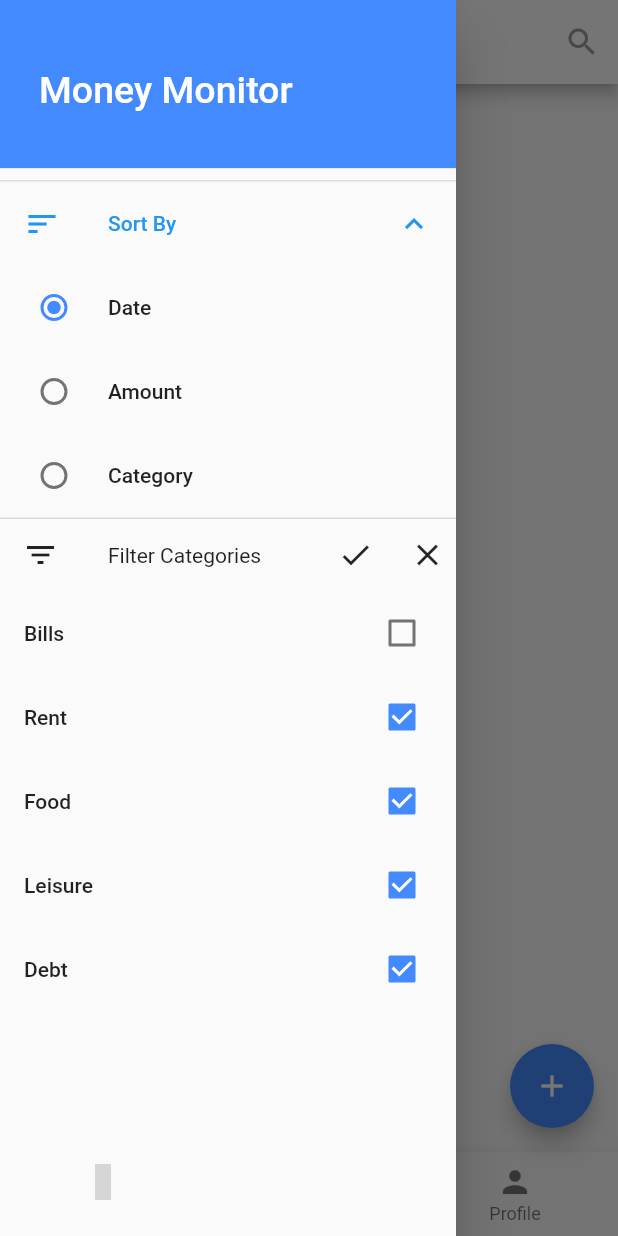
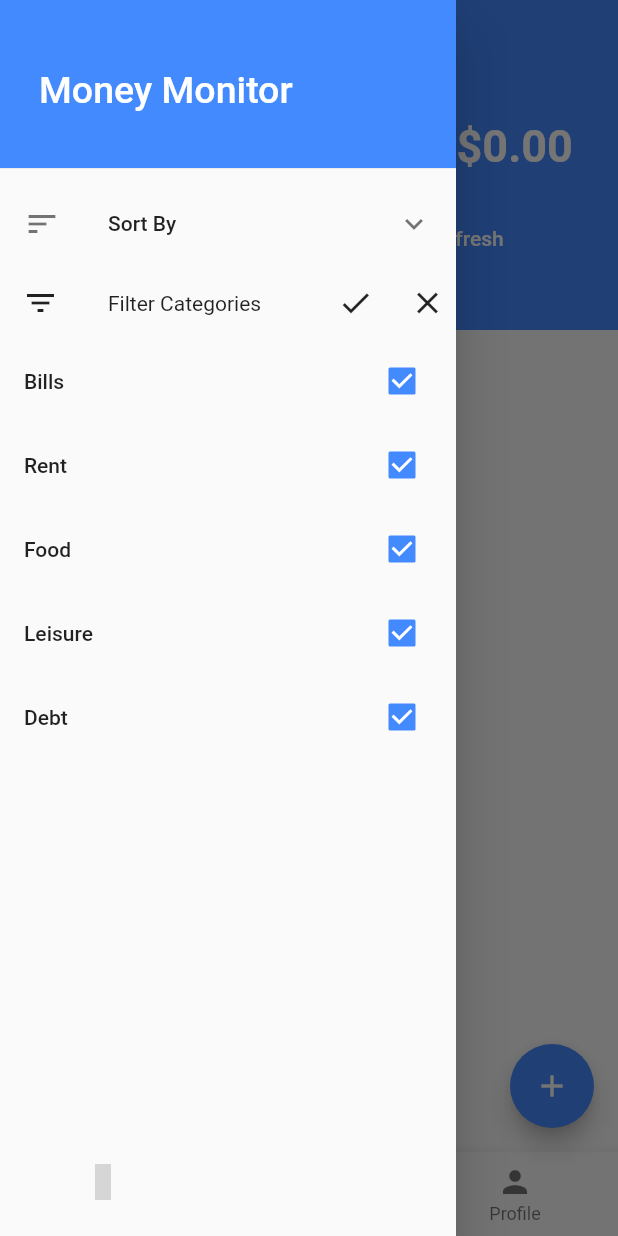
Before and after one commit to 2dpodcast/moneymonitor-flutter, a Flutter app: the screen it shows once a user with an empty profile is signed in, in the side drawer, after a tap on "Refresh", on a phone screen of 412 x 824 dp. Run offline on Flutter 3.47's test engine with Material 2 defaults, Android fonts, the phone set to English and light mode, and no system bars; our stand-ins replace firebase_auth, firebase_database, google_sign_in, material_design_icons_flutter; accounts and stored records are empty; grey boxes are pictures that could not be loaded.

```diff
--- a/lib/pages/home.dart
+++ b/lib/pages/home.dart
@@ -2,15 +2,11 @@ import 'package:flutter/material.dart';
 import 'package:firebase_auth/firebase_auth.dart';
 import 'package:scoped_model/scoped_model.dart';
 import 'package:money_monitor/scoped_models/main.dart';
-import 'package:money_monitor/models/user.dart';
-import 'package:money_monitor/models/expense.dart';
-import 'package:firebase_database/firebase_database.dart';
 import 'package:money_monitor/models/category.dart';
 import 'package:money_monitor/main.dart';
-import 'package:money_monitor/widgets/expenses/expense_tile.dart';
-
 import 'package:material_design_icons_flutter/material_design_icons_flutter.dart';
 import 'package:money_monitor/widgets/navigation/side_drawer.dart';
+import 'package:money_monitor/widgets/expenses_builder.dart';
 
 List<Category> categories;
 
@@ -152,13 +148,13 @@ class _HomePageState extends State<HomePage> {
   Widget build(BuildContext context) {
     return DefaultTabController(
       length: 2,
+      child: SafeArea(
               child: Scaffold(
           floatingActionButton: FloatingActionButton(
             child: Icon(Icons.add),
             onPressed: () {},
           ),
           drawer: _buildDrawer(),
-        appBar: _selectedIndex == 1 ? _buildAppBar() : _buildAppBar2(),
           body: Center(
             child: _widgetOptions.elementAt(_selectedIndex),
           ),
@@ -184,6 +180,7 @@ class _HomePageState extends State<HomePage> {
             ],
           ),
         ),
+      ),
     );
   }
 }
@@ -200,172 +197,6 @@ class Manage extends StatelessWidget {
           child: Text("List of Expenses"),
         ),
       ],
-    );
-  }
-}
-
-class ExpensesList extends StatelessWidget {
-  @override
-  Widget build(BuildContext context) {
-    return ScopedModelDescendant<MainModel>(
-      builder: (BuildContext context, Widget widget, MainModel model) {
-        if (model.syncStatus) {
-          return Expenses();
-        }
-        return FutureBuilder(
-          future: FirebaseDatabase.instance
-              .reference()
-              .child('users/${model.authenticatedUser.uid}')
-              .once(),
-          builder: (BuildContext context, AsyncSnapshot snapshot) {
-            if (!snapshot.hasData) {
-              return new CircularProgressIndicator();
-            }
-            List<Expense> expenses = [];
-            List<Category> categories = [];
-            String theme;
-            String currency;
-
-            Map<dynamic, dynamic> categoryMap;
-            Map<dynamic, dynamic> expenseMap = snapshot.data.value;
-            if (expenseMap != null) {
-              expenseMap.forEach((key, value) {
-                if (key == "expenses") {
-                  Map<dynamic, dynamic> expenseT = value;
-                  expenseT.forEach((key, value) {
-                    expenses.add(Expense.fromJson(key, value));
-                  });
-                }
-                if (key == "preferences") {
-                  Map<dynamic, dynamic> pref = value;
-                  pref.forEach((key, value) {
-                    if (key == "theme") {
-                      theme = value;
-                    }
-
-                    if (key == "currency") {
-                      currency = value;
-                    }
-
-                    if (key == "userCategories") {
-                      categoryMap = value;
-                    }
-                  });
-                }
-              });
-
-              if (categoryMap != null) {
-                categoryMap.forEach((key, value) {
-                  categories.add(Category.fromJson(key, value));
-                });
-              }
-
-              model.setPreferences(theme, currency, categories);
-              if (expenses.length > 0) {
-                model.setExpenses(expenses);
-              }
-              model.toggleSynced();
-            } else {
-              model.gotNoData();
-            }
-            return Expenses();
-          },
-        );
-      },
-    );
-  }
-}
-
-class Expenses extends StatelessWidget {
-  Future<void> _getData(User user, Function setExpenses, DateTime lastUpdate,
-      BuildContext context, Function gotNoData) async {
-    if (lastUpdate == null) {
-      DataSnapshot snapshot = await FirebaseDatabase.instance
-          .reference()
-          .child('users/${user.uid}/expenses')
-          .once();
-
-      List<Expense> expenses = [];
-      Map<dynamic, dynamic> expenseMap = snapshot.value;
-      if (expenseMap == null) {
-        return gotNoData();
-      }
-      expenseMap.forEach((key, value) {
-        expenses.add(Expense.fromJson(key, value));
-      });
-      setExpenses(expenses);
-      return ('');
-    }
-    Duration difference = DateTime.now().difference(lastUpdate);
-    if (difference.inMinutes < 10) {
-      Scaffold.of(context).showSnackBar(SnackBar(
-        backgroundColor: Colors.blueAccent,
-        content: Text(
-            "Next update available in ${10 - difference.inMinutes} minutes."),
-        action: SnackBarAction(
-          onPressed: () {
-            Scaffold.of(context).hideCurrentSnackBar();
-          },
-          label: "Dismiss",
-          textColor: Colors.white,
-        ),
-      ));
-    } else {
-      DataSnapshot snapshot = await FirebaseDatabase.instance
-          .reference()
-          .child('users/${user.uid}/expenses')
-          .once();
-
-      List<Expense> expenses = [];
-      Map<dynamic, dynamic> expenseMap = snapshot.value;
-      if (expenseMap == null) {
-        return gotNoData();
-      }
-      expenseMap.forEach((key, value) {
-        expenses.add(Expense.fromJson(key, value));
-      });
-      setExpenses(expenses);
-    }
-  }
-
-  @override
-  Widget build(BuildContext context) {
-    return ScopedModelDescendant<MainModel>(
-      builder: (BuildContext context, Widget widget, MainModel model) {
-        List<Expense> expenses = model.filteredExpenses;
-
-        return Container(
-          child: RefreshIndicator(
-            onRefresh: () => _getData(model.authenticatedUser,
-                model.setExpenses, model.lastUpdate, context, model.gotNoData),
-            child: expenses.length == 0
-                ? Column(
-                    mainAxisAlignment: MainAxisAlignment.center,
-                    children: <Widget>[
-                      Center(
-                        child: Text("No Expenses"),
-                      ),
-                      RaisedButton(
-                        child: Text("Refresh"),
-                        onPressed: () => _getData(
-                            model.authenticatedUser,
-                            model.setExpenses,
-                            model.lastUpdate,
-                            context,
-                            model.gotNoData),
-                      ),
-                    ],
-                  )
-                : ListView.builder(
-                    itemBuilder: (BuildContext context, int index) {
-                      return ExpenseTile(expenses[index], index,
-                          model.expenseCategory, model.userCurrency);
-                    },
-                    itemCount: expenses.length,
-                  ),
-          ),
-        );
-      },
     );
   }
 }
--- /dev/null
+++ b/lib/widgets/expense_list.dart
@@ -0,0 +1,184 @@
+import 'package:flutter/material.dart';
+import 'package:firebase_database/firebase_database.dart';
+import 'package:money_monitor/models/expense.dart';
+import 'package:money_monitor/models/user.dart';
+import 'package:scoped_model/scoped_model.dart';
+import 'package:money_monitor/scoped_models/main.dart';
+import 'package:money_monitor/widgets/expenses/expense_tile.dart';
+
+class ExpenseList extends StatelessWidget {
+  Future<void> _getData(User user, Function setExpenses, DateTime lastUpdate,
+      BuildContext context, Function gotNoData) async {
+    if (lastUpdate == null) {
+      DataSnapshot snapshot = await FirebaseDatabase.instance
+          .reference()
+          .child('users/${user.uid}/expenses')
+          .once();
+
+      List<Expense> expenses = [];
+      Map<dynamic, dynamic> expenseMap = snapshot.value;
+      if (expenseMap == null) {
+        return gotNoData();
+      }
+      expenseMap.forEach((key, value) {
+        expenses.add(Expense.fromJson(key, value));
+      });
+      setExpenses(expenses);
+      return ('');
+    }
+    Duration difference = DateTime.now().difference(lastUpdate);
+    if (difference.inMinutes < 10) {
+      Scaffold.of(context).showSnackBar(SnackBar(
+        backgroundColor: Colors.blueAccent,
+        content: Text(
+            "Next update available in ${10 - difference.inMinutes} minutes."),
+        action: SnackBarAction(
+          onPressed: () {
+            Scaffold.of(context).hideCurrentSnackBar();
+          },
+          label: "Dismiss",
+          textColor: Colors.white,
+        ),
+      ));
+    } else {
+      DataSnapshot snapshot = await FirebaseDatabase.instance
+          .reference()
+          .child('users/${user.uid}/expenses')
+          .once();
+
+      List<Expense> expenses = [];
+      Map<dynamic, dynamic> expenseMap = snapshot.value;
+      if (expenseMap == null) {
+        return gotNoData();
+      }
+      expenseMap.forEach((key, value) {
+        expenses.add(Expense.fromJson(key, value));
+      });
+      setExpenses(expenses);
+    }
+  }
+
+  @override
+  Widget build(BuildContext context) {
+    // TODO: implement build
+    return ScopedModelDescendant<MainModel>(
+      builder: (BuildContext context, Widget widget, MainModel model) {
+        List<Expense> expenses = model.filteredExpenses;
+        double total = 0;
+        expenses.forEach((expense) {
+          double price = double.parse(expense.amount) / 100;
+          total = total + price;
+        });
+        return CustomScrollView(
+          slivers: <Widget>[
+            SliverAppBar(
+              iconTheme: IconThemeData(color: Colors.white),
+              backgroundColor: Colors.white,
+              title: Text(
+                "Money Monitor",
+                style: TextStyle(color: Colors.white),
+              ),
+              pinned: false,
+              floating: false,
+              expandedHeight: 220.0,
+              flexibleSpace: FlexibleSpaceBar(
+                background: Container(
+                  color: Colors.blueAccent,
+                  padding: EdgeInsets.only(left: 30, right: 30, top: 80),
+                  child: Column(
+                    children: <Widget>[
+                      Wrap(
+                        children: <Widget>[
+                          Text(
+                            expenses.length.toString(),
+                            style: TextStyle(
+                              color: Colors.white,
+                              fontSize: 30.0,
+                              fontWeight: FontWeight.w700,
+                            ),
+                          ),
+                          SizedBox(
+                            width: 10.0,
+                          ),
+                          Text(
+                            "expenses totalling",
+                            style: TextStyle(
+                              color: Colors.white,
+                              fontSize: 30.0,
+                              fontWeight: FontWeight.w300,
+                            ),
+                          ),
+                          SizedBox(
+                            width: 10.0,
+                          ),
+                          Text(
+                            "${model.userCurrency}${total.toStringAsFixed(2)}",
+                            style: TextStyle(
+                              color: Colors.white,
+                              fontSize: 30.0,
+                              fontWeight: FontWeight.w700,
+                            ),
+                          ),
+                        ],
+                      ),
+                      SizedBox(
+                        height: 20,
+                      ),
+                      Row(
+                        mainAxisAlignment: MainAxisAlignment.center,
+                        crossAxisAlignment: CrossAxisAlignment.center,
+                        children: <Widget>[
+                          Text(
+                            "Currently sorting by ${model.sortBy}",
+                            style: TextStyle(
+                              color: Colors.white,
+                              fontSize: 17,
+                              fontWeight: FontWeight.w300,
+                            ),
+                          ),
+                          MaterialButton(
+                            onPressed: () => _getData(
+                                model.authenticatedUser,
+                                model.setExpenses,
+                                model.lastUpdate,
+                                context,
+                                model.gotNoData),
+                            child: Row(
+                              mainAxisAlignment: MainAxisAlignment.center,
+                              mainAxisSize: MainAxisSize.min,
+                              children: <Widget>[
+                                Icon(
+                                  Icons.refresh,
+                                  color: Colors.white,
+                                ),
+                                SizedBox(width: 5.0),
+                                Text(
+                                  "Refresh",
+                                  style: TextStyle(color: Colors.white),
+                                ),
+                              ],
+                            ),
+                          ),
+                        ],
+                      ),
+                    ],
+                  ),
+                ),
+              ),
+            ),
+            SliverList(
+              delegate: SliverChildBuilderDelegate(
+                (BuildContext context, int index) {
+                  return ExpenseTile(expenses[index], index,
+                      model.expenseCategory, model.userCurrency);
+                },
+                childCount: expenses.length,
+              ),
+            ),
+          ],
+        );
+      },
+    );
+    ;
+  }
+}
--- /dev/null
+++ b/lib/widgets/expenses_builder.dart
@@ -0,0 +1,79 @@
+import 'package:flutter/material.dart';
+import 'package:firebase_database/firebase_database.dart';
+import 'package:money_monitor/models/expense.dart';
+import 'package:scoped_model/scoped_model.dart';
+import 'package:money_monitor/scoped_models/main.dart';
+import 'package:money_monitor/widgets/expense_list.dart';
+import 'package:money_monitor/models/category.dart';
+
+class ExpensesList extends StatelessWidget {
+  @override
+  Widget build(BuildContext context) {
+    return ScopedModelDescendant<MainModel>(
+      builder: (BuildContext context, Widget widget, MainModel model) {
+        if (model.syncStatus) {
+          return ExpenseList();
+        }
+        return FutureBuilder(
+          future: FirebaseDatabase.instance
+              .reference()
+              .child('users/${model.authenticatedUser.uid}')
+              .once(),
+          builder: (BuildContext context, AsyncSnapshot snapshot) {
+            if (!snapshot.hasData) {
+              return new CircularProgressIndicator();
+            }
+            List<Expense> expenses = [];
+            List<Category> categories = [];
+            String theme;
+            String currency;
+
+            Map<dynamic, dynamic> categoryMap;
+            Map<dynamic, dynamic> expenseMap = snapshot.data.value;
+            if (expenseMap != null) {
+              expenseMap.forEach((key, value) {
+                if (key == "expenses") {
+                  Map<dynamic, dynamic> expenseT = value;
+                  expenseT.forEach((key, value) {
+                    expenses.add(Expense.fromJson(key, value));
+                  });
+                }
+                if (key == "preferences") {
+                  Map<dynamic, dynamic> pref = value;
+                  pref.forEach((key, value) {
+                    if (key == "theme") {
+                      theme = value;
+                    }
+
+                    if (key == "currency") {
+                      currency = value;
+                    }
+
+                    if (key == "userCategories") {
+                      categoryMap = value;
+                    }
+                  });
+                }
+              });
+
+              if (categoryMap != null) {
+                categoryMap.forEach((key, value) {
+                  categories.add(Category.fromJson(key, value));
+                });
+              }
+
+              model.setPreferences(theme, currency, categories);
+              if (expenses.length > 0) {
+                model.setExpenses(expenses);
+              }
+              model.toggleSynced();
+            } else {
+              model.gotNoData();
+            }
+            return ExpenseList();
+          },
+        );
+      },
+    );
+  }
+}
```
Lines whose indentation alone changed are shown as unchanged.
